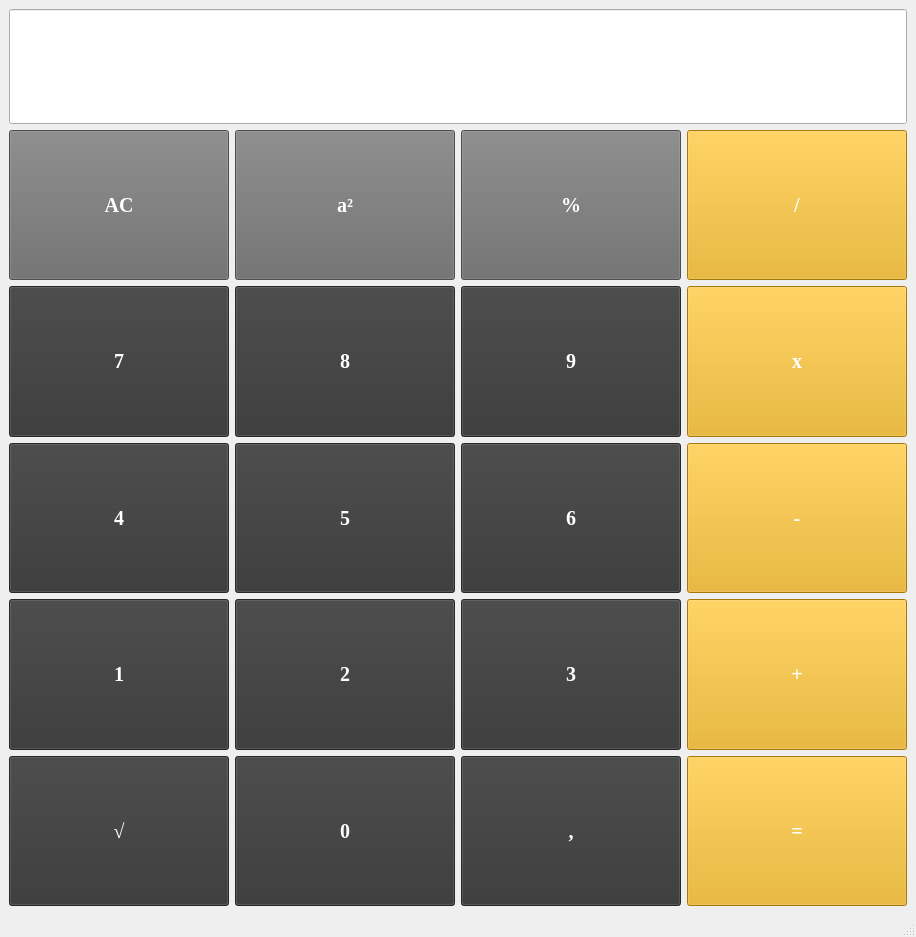
First picture: the form in calculator/calculatorUI.ui, repository da0hh/37.4-, before the edit.
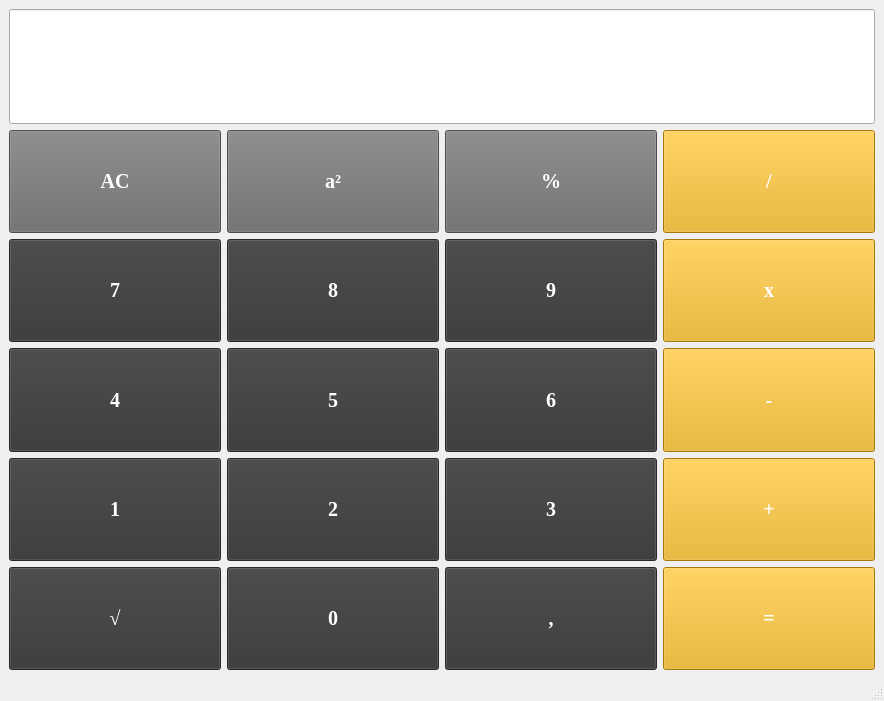
Second picture: the form after the edit.

Patch:
```diff
--- a/calculator/calculatorUI.ui
+++ b/calculator/calculatorUI.ui
@@ -6,8 +6,8 @@
    <rect>
     <x>0</x>
     <y>0</y>
-    <width>916</width>
-    <height>937</height>
+    <width>884</width>
+    <height>701</height>
    </rect>
   </property>
   <property name="windowTitle">
@@ -94,7 +94,7 @@
          </widget>
         </item>
         <item row="4" column="0">
-         <widget class="QPushButton" name="pushButton_5">
+         <widget class="QPushButton" name="pushButton_7">
           <property name="sizePolicy">
            <sizepolicy hsizetype="Minimum" vsizetype="Expanding">
             <horstretch>0</horstretch>
@@ -119,7 +119,7 @@
          </widget>
         </item>
         <item row="8" column="2">
-         <widget class="QPushButton" name="pushButton_10">
+         <widget class="QPushButton" name="pushButton_3">
           <property name="sizePolicy">
            <sizepolicy hsizetype="Minimum" vsizetype="Expanding">
             <horstretch>0</horstretch>
@@ -144,7 +144,7 @@
          </widget>
         </item>
         <item row="5" column="2">
-         <widget class="QPushButton" name="pushButton_7">
+         <widget class="QPushButton" name="pushButton_6">
           <property name="sizePolicy">
            <sizepolicy hsizetype="Minimum" vsizetype="Expanding">
             <horstretch>0</horstretch>
@@ -169,7 +169,7 @@
          </widget>
         </item>
         <item row="5" column="1">
-         <widget class="QPushButton" name="pushButton_8">
+         <widget class="QPushButton" name="pushButton_5">
           <property name="sizePolicy">
            <sizepolicy hsizetype="Minimum" vsizetype="Expanding">
             <horstretch>0</horstretch>
@@ -219,7 +219,7 @@
          </widget>
         </item>
         <item row="4" column="1">
-         <widget class="QPushButton" name="pushButton_4">
+         <widget class="QPushButton" name="pushButton_8">
           <property name="sizePolicy">
            <sizepolicy hsizetype="Minimum" vsizetype="Expanding">
             <horstretch>0</horstretch>
@@ -294,7 +294,7 @@
          </widget>
         </item>
         <item row="8" column="1">
-         <widget class="QPushButton" name="pushButton_6">
+         <widget class="QPushButton" name="pushButton_2">
           <property name="sizePolicy">
            <sizepolicy hsizetype="Minimum" vsizetype="Expanding">
             <horstretch>0</horstretch>
@@ -319,7 +319,7 @@
          </widget>
         </item>
         <item row="9" column="1">
-         <widget class="QPushButton" name="pushButton_2">
+         <widget class="QPushButton" name="pushButton_0">
           <property name="sizePolicy">
            <sizepolicy hsizetype="Minimum" vsizetype="Expanding">
             <horstretch>0</horstretch>
@@ -369,7 +369,7 @@
          </widget>
         </item>
         <item row="5" column="0">
-         <widget class="QPushButton" name="pushButton_9">
+         <widget class="QPushButton" name="pushButton_4">
           <property name="sizePolicy">
            <sizepolicy hsizetype="Minimum" vsizetype="Expanding">
             <horstretch>0</horstretch>
@@ -494,7 +494,7 @@
          </widget>
         </item>
         <item row="4" column="2">
-         <widget class="QPushButton" name="pushButton_3">
+         <widget class="QPushButton" name="pushButton_9">
           <property name="sizePolicy">
            <sizepolicy hsizetype="Minimum" vsizetype="Expanding">
             <horstretch>0</horstretch>
```
Left out of the diff: 66 changed lines with no effect on the pictures.
